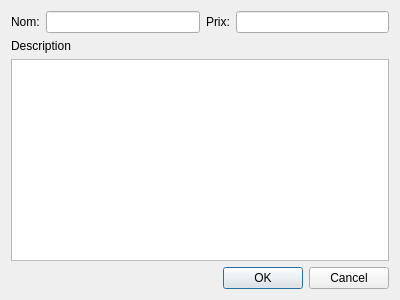
This is InfoDynamiqueQt/Vues/vuegestionpiece.ui in AlexandreGirardin/ProjetAnalyse as Qt 5 draws it before an edit. The edited form follows.
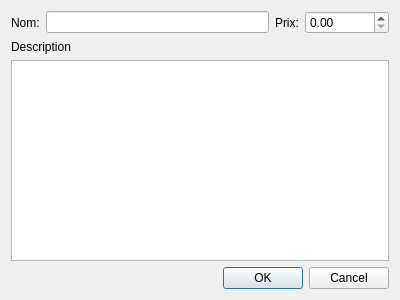
This is the edited form.

What changed in the file:
```diff
--- a/InfoDynamiqueQt/Vues/vuegestionpiece.ui
+++ b/InfoDynamiqueQt/Vues/vuegestionpiece.ui
@@ -34,7 +34,11 @@
       </widget>
      </item>
      <item>
-      <widget class="QLineEdit" name="lineEdit_2"/>
+      <widget class="QDoubleSpinBox" name="champPrix">
+       <property name="maximum">
+        <double>999999999.990000009536743</double>
+       </property>
+      </widget>
      </item>
     </layout>
    </item>
```
Left out of the diff: 10 changed lines with no effect on the pictures.
